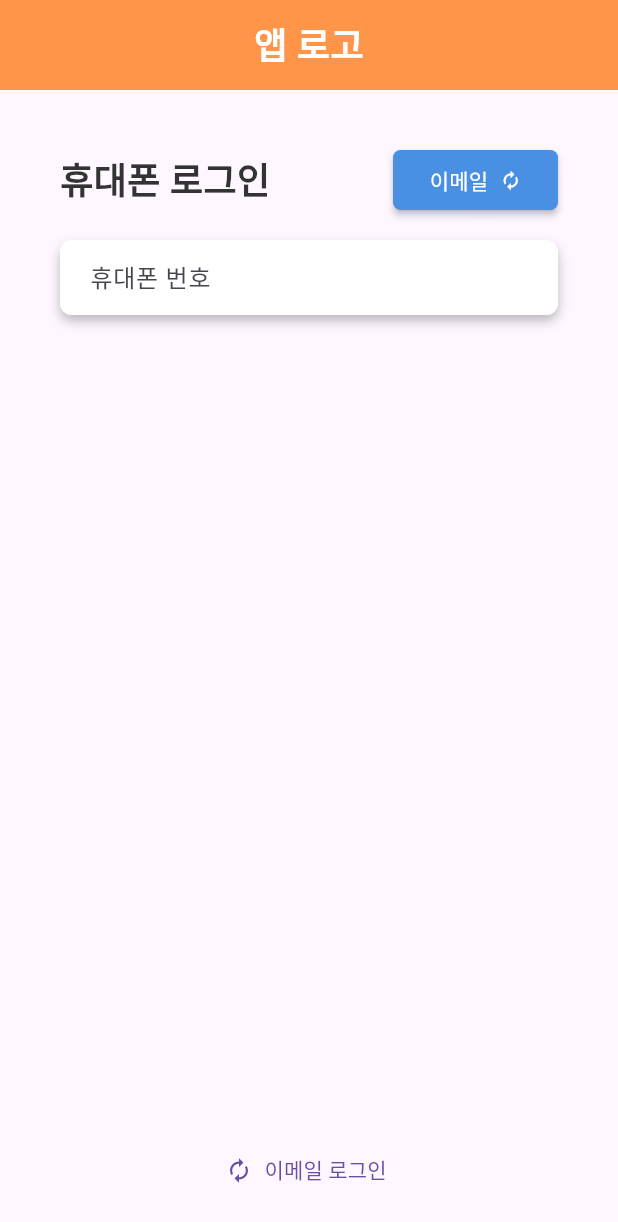
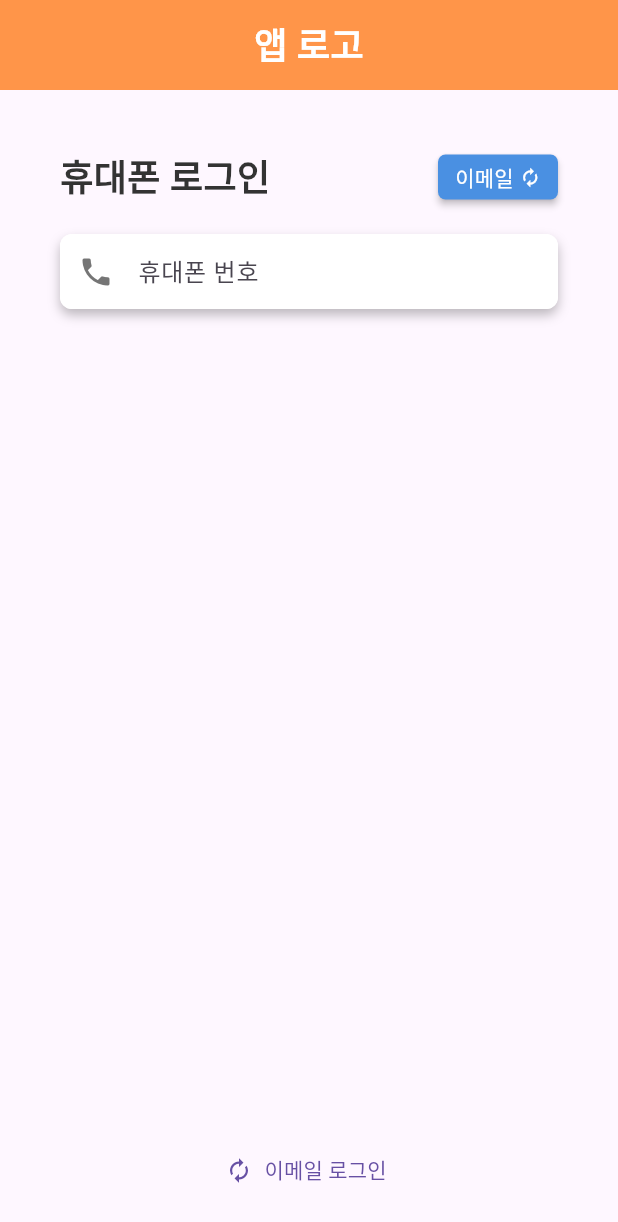
Before and after one commit to sonacbi/BusOn, a Flutter app: the AuthScreen screen opened directly, on a phone screen of 412 x 824 dp. Shown: the top 1222 px of the screen. Run offline on Flutter 3.47's test engine with Material 3 defaults, Android fonts, the phone set to English and light mode, and no system bars.

Commit message:
fix : 아이콘 디테일 반영

```diff
--- a/lib/screens/auth/auth_widget.dart
+++ b/lib/screens/auth/auth_widget.dart
@@ -34,13 +34,18 @@ class AuthHeader extends StatelessWidget {
           icon: Icons.autorenew,
           iconPosition: ButtonIconPosition.right,
           onPressed: isPhoneEmpty ? onSwitchMethod : () {},
-          color: isPhoneEmpty ? AppColors.buttonActiveColor : AppColors.buttonDisabledColor,
+          color: isPhoneEmpty
+            ? AppColors.buttonActiveColor
+            : AppColors.buttonDisabledColor.withOpacity(0.4), // 연하게
           pressedColor: AppColors.buttonActiveColor.withOpacity(0.8),
-          width: 110,
-          height: 40,
+          width: 80,
+          height: 30,
           textSize: 14,
           borderRadius: 5,
           elevation: 2,
+          // ───────────── 내부 패딩 커스터마이징 ─────────────
+          contentPadding: const EdgeInsets.symmetric(horizontal: 8), // 좌우 안쪽 여백 축소
+          iconSpacing: 4, // 텍스트와 아이콘 간격 줄임
         )
       ],
     );
@@ -146,6 +151,7 @@ class AuthInputField extends StatelessWidget {
             inputFormatters: [PhoneNumberFormatter()],
             labelText: "휴대폰 번호",
             hintText: "000-0000-0000",
+            prefixIcon: Icon(Icons.phone, color: Colors.grey.shade600), // 여기에 아이콘 추가
             onChanged: appState.onPhoneChanged,
           ),
           if (appState.phoneController.text.isNotEmpty) ...[
--- a/lib/widgets/app_button.dart
+++ b/lib/widgets/app_button.dart
@@ -31,6 +31,10 @@ class AppButton extends StatelessWidget {
   final double borderRadius; // 모서리 둥글기
 
 
+/// 커스텀용 옵션 추가 (2025-10-17)
+final EdgeInsetsGeometry? contentPadding; // 버튼 내부 패딩
+final double iconSpacing; // 텍스트-아이콘 간격
+
 // ---------------------------------------------
 // 📌 생성자: 기본값 지정 + 필수 파라미터 설정
 // ---------------------------------------------
@@ -48,6 +52,8 @@ class AppButton extends StatelessWidget {
     required this.onPressed,
     this.elevation = 4.0,
     this.borderRadius = 8.0,
+    this.contentPadding, // 추가
+    this.iconSpacing = 8, // 추가
   });
 // ---------------------------------------------
 
@@ -68,7 +74,7 @@ class AppButton extends StatelessWidget {
             mainAxisAlignment: MainAxisAlignment.center,
             children: [
               Icon(icon, size: textSize, color: textColor),
-              const SizedBox(width: 8),
+              SizedBox(width: iconSpacing), // 텍스트-아이콘 간격 (수정)
               Text(text, style: TextStyle(fontSize: textSize, color: textColor)),
             ],
           );
@@ -79,7 +85,7 @@ class AppButton extends StatelessWidget {
             mainAxisAlignment: MainAxisAlignment.center,
             children: [
               Text(text, style: TextStyle(fontSize: textSize, color: textColor)),
-              const SizedBox(width: 8),
+              SizedBox(width: iconSpacing), // 텍스트-아이콘 간격 (수정)
               Icon(icon, size: textSize, color: textColor),
             ],
           );
@@ -90,7 +96,7 @@ class AppButton extends StatelessWidget {
             mainAxisAlignment: MainAxisAlignment.center,
             children: [
               Icon(icon, size: textSize, color: textColor),
-              const SizedBox(height: 4),
+              const SizedBox(height: 4), // 사이즈가 달라서 수정 없음
               Text(text, style: TextStyle(fontSize: textSize, color: textColor)),
             ],
           );
@@ -100,7 +106,7 @@ class AppButton extends StatelessWidget {
             mainAxisAlignment: MainAxisAlignment.center,
             children: [
               Text(text, style: TextStyle(fontSize: textSize, color: textColor)),
-              const SizedBox(height: 4),
+              const SizedBox(height: 4), // 사이즈가 달라서 수정 없음
               Icon(icon, size: textSize, color: textColor),
             ],
           );
@@ -114,6 +120,9 @@ class AppButton extends StatelessWidget {
       height: height,
       child: ElevatedButton(
         style: ButtonStyle(
+          // 선택옵션 패딩. 넣지 않으면 미적용
+          padding: MaterialStateProperty.all(contentPadding ?? const EdgeInsets.symmetric(horizontal: 16)),
+
           // 그림자 깊이
           elevation: MaterialStateProperty.all(elevation),
 
```
